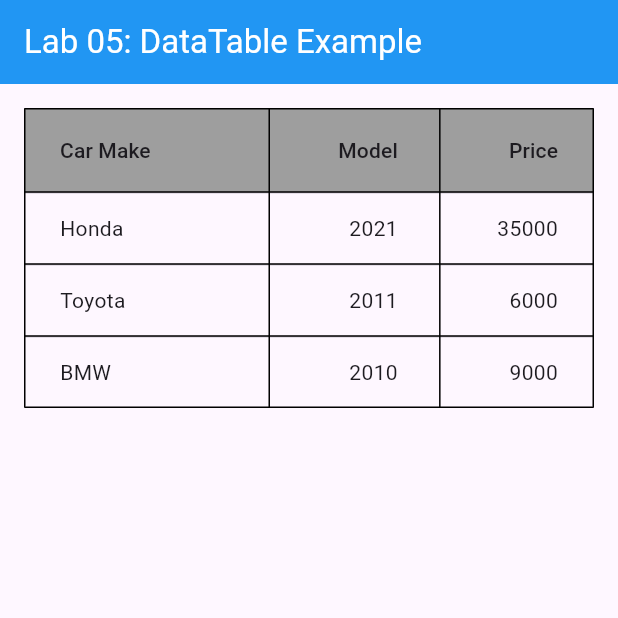
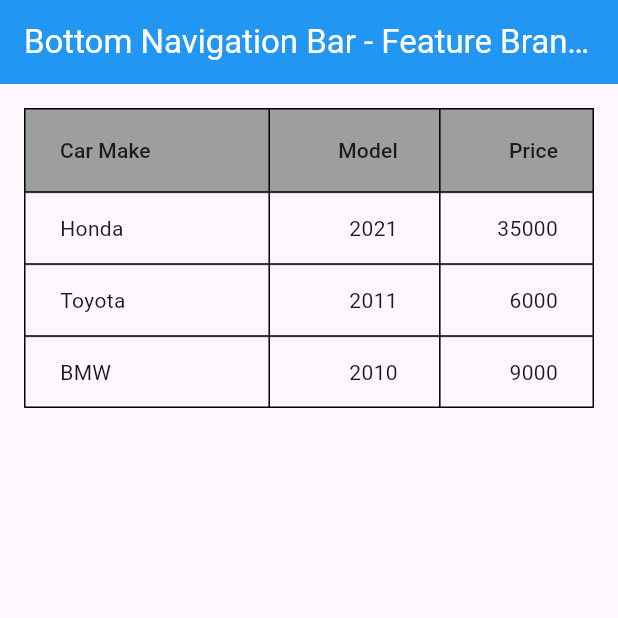
Before and after one commit to damiaqistina/TMA3084_G02_102504_Lab05_Lesson07, a Flutter app: the screen it shows after launch, on a phone screen of 412 x 824 dp, the top half of it. Run offline on Flutter 3.47's test engine with Material 3 defaults, Android fonts, the phone set to English and light mode, and no system bars.

Commit message:
feat: update AppBar title on feature branch

```diff
--- a/data_table_lab/lib/main.dart
+++ b/data_table_lab/lib/main.dart
@@ -42,7 +42,7 @@ class _CarTablePageState extends State<CarTablePage> {
   Widget build(BuildContext context) {
     return Scaffold(
       appBar: AppBar(
-        title: const Text('Lab 05: DataTable Example'),
+        title: const Text('Bottom Navigation Bar - Feature Branch'),
         backgroundColor: Colors.blue,
         foregroundColor: Colors.white,
       ),
```
